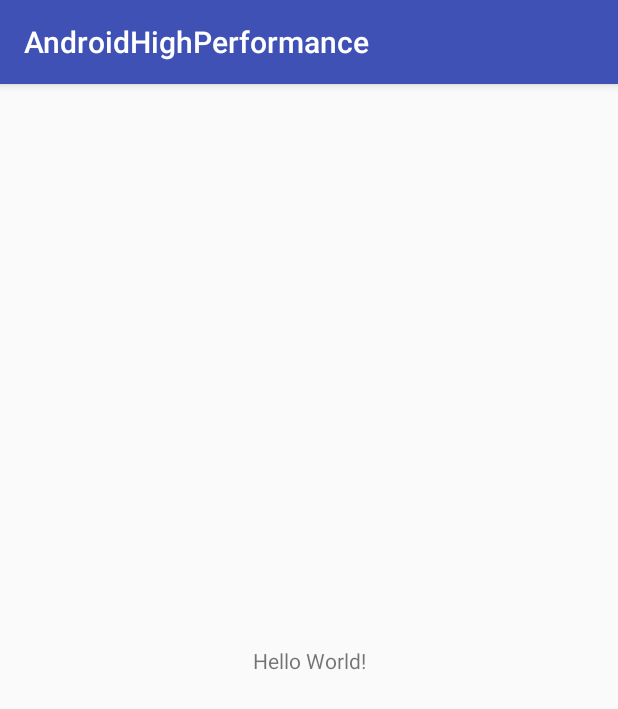
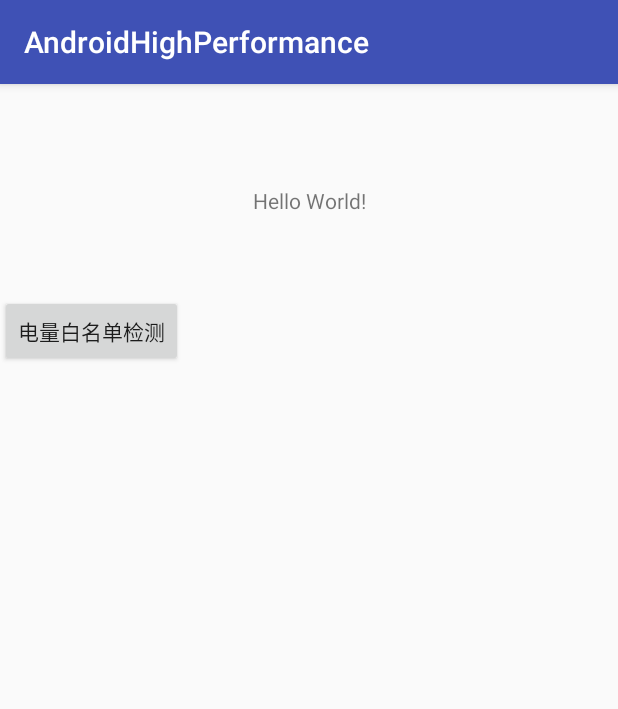
Before and after one commit to VincentTung/AndroidHighPerformanceProgrammingCode, an Android app: the screen it shows after launch (MainActivity), on a phone screen of 412 x 824 dp. Shown: the top 709 px of the screen. Run offline under Robolectric (Android 15) with nearby library versions, the phone set to English and light mode, and no system bars.

Commit message:
doze
电量白名单检测

```diff
--- a/AndroidHighPerformance/app/src/main/AndroidManifest.xml
+++ b/AndroidHighPerformance/app/src/main/AndroidManifest.xml
@@ -7,6 +7,8 @@
 
     <uses-permission android:name="android.permission.ACCESS_WIFI_STATE"/>
 
+    <!--6.0之后的doze模式 请求加入电量优化白名单时候需要的权限-->
+    <uses-permission android:name="android.permission.REQUEST_IGNORE_BATTERY_OPTIMIZATIONS"/>
     <application
         android:allowBackup="true"
         android:name=".PerformanceApplication"
--- a/AndroidHighPerformance/app/src/main/res/layout/activity_main.xml
+++ b/AndroidHighPerformance/app/src/main/res/layout/activity_main.xml
@@ -8,12 +8,26 @@
     tools:context="com.vincent.high.performance.activity.MainActivity">
 
     <TextView
+        android:id="@+id/textView"
         android:layout_width="wrap_content"
         android:layout_height="wrap_content"
         android:text="Hello World!"
         app:layout_constraintBottom_toBottomOf="parent"
         app:layout_constraintLeft_toLeftOf="parent"
         app:layout_constraintRight_toRightOf="parent"
-        app:layout_constraintTop_toTopOf="parent"/>
+        app:layout_constraintTop_toTopOf="parent"
+        app:layout_constraintVertical_bias="0.091" />
+
+    <Button
+        android:id="@+id/btn_battery"
+        android:layout_width="wrap_content"
+        android:layout_height="wrap_content"
+        android:layout_marginTop="8dp"
+        android:layout_marginBottom="8dp"
+        android:text="电量白名单检测"
+        app:layout_constraintBottom_toBottomOf="parent"
+        app:layout_constraintTop_toBottomOf="@+id/textView"
+        app:layout_constraintVertical_bias="0.073"
+        tools:layout_editor_absoluteX="148dp" />
 
 </android.support.constraint.ConstraintLayout>
```
Also changed, not shown: AndroidHighPerformance/app/src/main/java/com/vincent/high/performance/activity/MainActivity.java (+46 -2 lines), AndroidHighPerformance/app/src/main/java/com/vincent/high/performance/battery/BatterySkills.java (+57 -0 lines).
